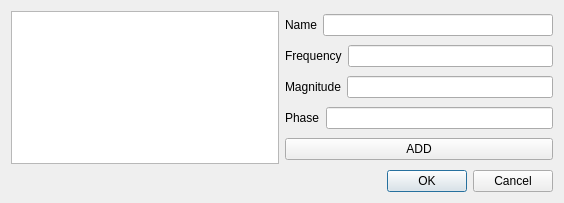
Before: the Qt Designer form mixer.ui in Muhannad159/Sampling-Theory-Studio, drawn with Qt 5.
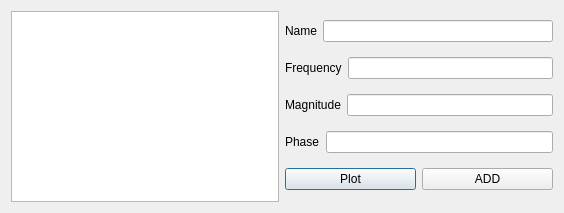
After: the same form once the commit is applied. Custom widgets are drawn as their Qt base class.

The edit to the form file:
```diff
--- a/mixer.ui
+++ b/mixer.ui
@@ -7,7 +7,7 @@
     <x>0</x>
     <y>0</y>
     <width>564</width>
-    <height>203</height>
+    <height>213</height>
    </rect>
   </property>
   <property name="windowTitle">
@@ -15,12 +15,12 @@
   </property>
   <layout class="QGridLayout" name="gridLayout">
    <item row="0" column="0">
-    <layout class="QHBoxLayout" name="horizontalLayout_5">
+    <layout class="QHBoxLayout" name="horizontalLayout_6">
      <item>
       <widget class="PlotWidget" name="sin_graphics_view"/>
      </item>
      <item>
-      <layout class="QVBoxLayout" name="verticalLayout_2">
+      <layout class="QVBoxLayout" name="verticalLayout">
        <item>
         <layout class="QHBoxLayout" name="horizontalLayout">
          <item>
@@ -82,26 +82,27 @@
         </layout>
        </item>
        <item>
-        <widget class="QPushButton" name="add_push_btn">
-         <property name="text">
-          <string>ADD</string>
-         </property>
-        </widget>
+        <layout class="QHBoxLayout" name="horizontalLayout_5">
+         <item>
+          <widget class="QPushButton" name="plot_push_btn">
+           <property name="text">
+            <string>Plot</string>
+           </property>
+          </widget>
+         </item>
+         <item>
+          <widget class="QPushButton" name="add_push_btn">
+           <property name="text">
+            <string>ADD</string>
+           </property>
+          </widget>
+         </item>
+        </layout>
        </item>
       </layout>
      </item>
     </layout>
    </item>
-   <item row="1" column="0">
-    <widget class="QDialogButtonBox" name="mixer_window">
-     <property name="orientation">
-      <enum>Qt::Horizontal</enum>
-     </property>
-     <property name="standardButtons">
-      <set>QDialogButtonBox::Cancel|QDialogButtonBox::Ok</set>
-     </property>
-    </widget>
-   </item>
   </layout>
  </widget>
  <customwidgets>
```
Left out of the diff: 37 changed lines with no effect on the pictures.
